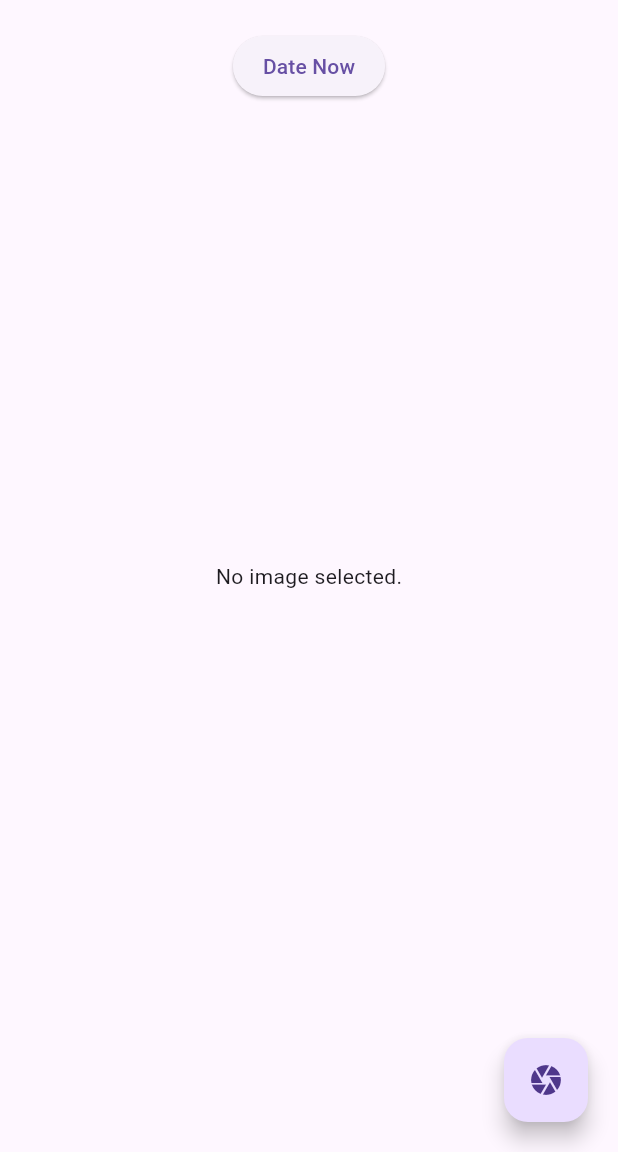
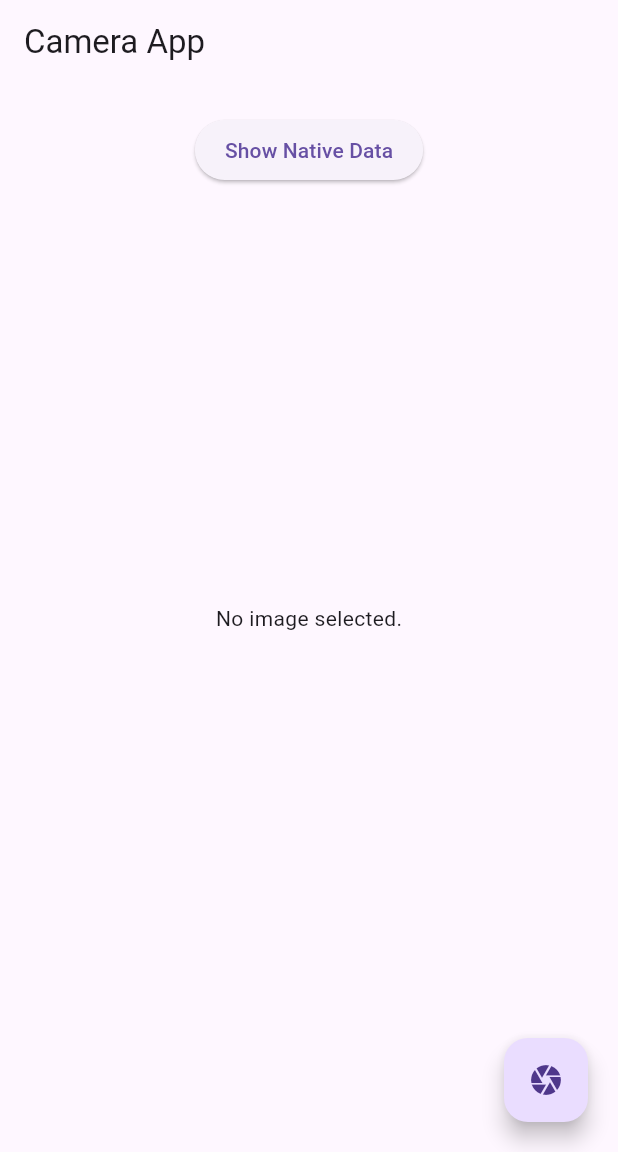
Before and after one commit to Nastia-png/flutter-lab14, a Flutter app: the screen it shows after launch, on a phone screen of 412 x 824 dp, the part 84-1236 px from its top. Run offline on Flutter 3.47's test engine with Material 3 defaults, Android fonts, the phone set to English and light mode, and no system bars; our stand-ins replace image_picker.

Commit message:
fix native code

```diff
--- a/lib/camera_code.dart
+++ b/lib/camera_code.dart
@@ -2,6 +2,7 @@ import 'dart:io';
 import 'package:flutter/material.dart';
 import 'package:image_picker/image_picker.dart';
 import 'package:intl/intl.dart';
+import 'package:flutter/services.dart';
 
 class CameraApp extends StatefulWidget {
   @override
@@ -12,10 +13,28 @@ class _CameraAppState extends State<CameraApp> {
   File? _image;
   final ImagePicker _picker = ImagePicker();
   String? _imageDate;
+  String? _nativeString; // Для збереження тексту від нативного коду
 
+  // Налаштовуємо MethodChannel для взаємодії з нативним кодом
+  static const platform = MethodChannel('com.example/native_demo_app');
+
+  // Метод для отримання нативного тексту
+  Future<void> _getNativeString() async {
+    try {
+      final String result = await platform.invokeMethod('getStaticString');
+      setState(() {
+        _nativeString = result; // Отримуємо текст і зберігаємо
+      });
+    } on PlatformException catch (e) {
+      setState(() {
+        _nativeString = "Failed to get native string: '${e.message}'";
+      });
+    }
+  }
+
+  // Метод для відкриття камери та фотографування
   Future<void> _takePicture() async {
     final pickedFile = await _picker.pickImage(source: ImageSource.camera);
-
     setState(() {
       if (pickedFile != null) {
         _image = File(pickedFile.path);
@@ -26,7 +45,10 @@ class _CameraAppState extends State<CameraApp> {
     });
   }
 
+  // Метод для показу діалогу з даними
   void _showDateDialog() {
+    _getNativeString(); // Отримуємо нативний текст при відкритті діалогу
+
     showDialog(
       context: context,
       builder: (BuildContext context) {
@@ -50,9 +72,9 @@ class _CameraAppState extends State<CameraApp> {
             ],
           ),
           content: Text(
-            _imageDate != null ? _imageDate! : 'No date available',
+            _nativeString != null ? _nativeString! : 'No native string available',
             style: TextStyle(fontSize: 20, fontWeight: FontWeight.w600),
-            textAlign: TextAlign.center, // Центрування тексту
+            textAlign: TextAlign.center,
           ),
           actions: <Widget>[
             TextButton(
@@ -69,7 +91,9 @@ class _CameraAppState extends State<CameraApp> {
 
   @override
   Widget build(BuildContext context) {
-    return Stack(
+    return Scaffold(
+      appBar: AppBar(title: Text('Camera App')),
+      body: Stack(
         children: [
           Center(
             child: _image == null
@@ -88,7 +112,7 @@ class _CameraAppState extends State<CameraApp> {
             ),
           ),
           Positioned(
-          top: 20, // Відступ від верхнього краю
+            top: 20,
             left: 0,
             right: 0,
             child: Align(
@@ -101,7 +125,7 @@ class _CameraAppState extends State<CameraApp> {
                   ),
                   padding: EdgeInsets.symmetric(horizontal: 20, vertical: 10),
                 ),
-              child: Text('Date Now'),
+                child: Text('Show Native Data'),
               ),
             ),
           ),
@@ -115,6 +139,7 @@ class _CameraAppState extends State<CameraApp> {
             ),
           ),
         ],
+      ),
     );
   }
 }
--- a/lib/native_code.dart
+++ b/lib/native_code.dart
@@ -8,7 +8,7 @@ class NativeCode {
       final String result = await platform.invokeMethod('getStaticString');
       return result;
     } on PlatformException catch (e) {
-      return "Failed to get native string: '${e.message}'.";
+      return "Failed to get native string: '${e.message}'";
     }
   }
 }
--- a/pubspec.yaml
+++ b/pubspec.yaml
@@ -41,6 +41,8 @@ dev_dependencies:
     sdk: flutter
   image_picker: ^1.1.2
   intl: ^0.18.0
+  camera: ^0.11.0+2
+  permission_handler: ^11.3.1
 
   # The "flutter_lints" package below contains a set of recommended lints to
   # encourage good coding practices. The lint set provided by the package is
```
Also changed, not shown: pubspec.lock, 4 other files. Lines whose indentation alone changed are shown as unchanged.
